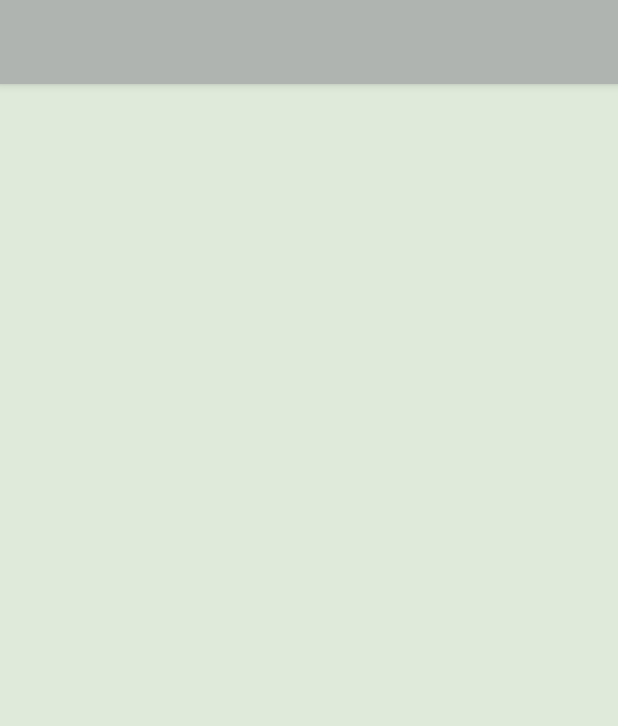
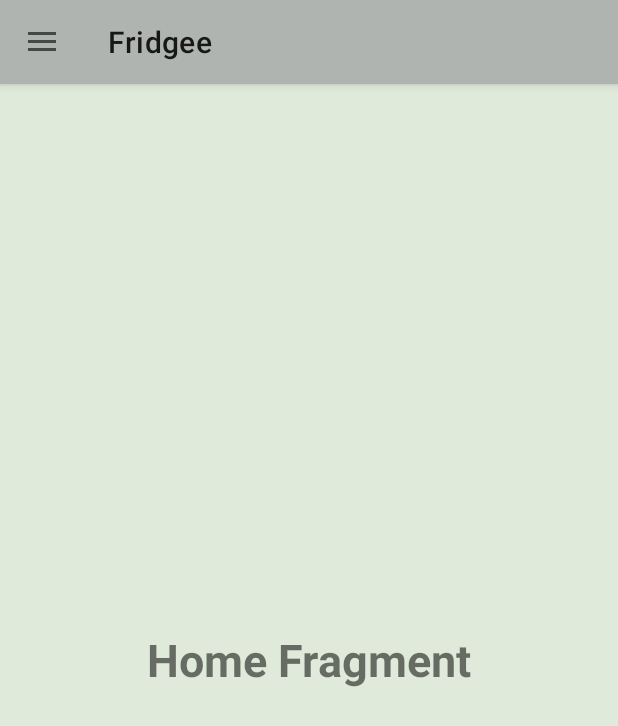
Before and after one commit to sebinsimon/Fridgee, an Android app: the MainActivity screen opened directly, with no data from a screen before it, on a phone screen of 412 x 824 dp. Shown: the top 726 px of the screen. Run offline under Robolectric (Android 15) with nearby library versions, the phone set to English and light mode, and no system bars.

Commit message:
Fragments and Navigation menu

```diff
--- a/app/src/main/java/com/example/fridgee/MainActivity.java
+++ b/app/src/main/java/com/example/fridgee/MainActivity.java
@@ -1,14 +1,84 @@
 package com.example.fridgee;
 
+import androidx.annotation.NonNull;
+import androidx.appcompat.app.ActionBarDrawerToggle;
 import androidx.appcompat.app.AppCompatActivity;
+import androidx.core.view.GravityCompat;
+import androidx.drawerlayout.widget.DrawerLayout;
 
 import android.os.Bundle;
+import android.view.MenuItem;
+import android.widget.Toast;
 
-public class MainActivity extends AppCompatActivity {
+import com.google.android.material.navigation.NavigationView;
+
+public class MainActivity extends AppCompatActivity implements  NavigationView.OnNavigationItemSelectedListener {
+
+    private DrawerLayout drawerLayout;
+    NavigationView navigationView;
+    ActionBarDrawerToggle actionBarDrawerToggle;
+
+    @Override
+    public boolean onOptionsItemSelected(@NonNull MenuItem item) {
+        if (actionBarDrawerToggle.onOptionsItemSelected(item)) {
+            return true;
+        }
+        return super.onOptionsItemSelected(item);
+    }
 
     @Override
     protected void onCreate(Bundle savedInstanceState) {
         super.onCreate(savedInstanceState);
         setContentView(R.layout.activity_main);
+
+        drawerLayout = findViewById(R.id.drawerLayout);
+        navigationView = findViewById(R.id.nav_menu);
+        androidx.appcompat.widget.Toolbar toolbar = findViewById(R.id.toolbar);
+        setSupportActionBar(toolbar);
+
+        navigationView.setNavigationItemSelectedListener(this);
+
+        ActionBarDrawerToggle toggle = new ActionBarDrawerToggle(this, drawerLayout, toolbar, R.string.open_nav, R.string.close_nav);
+
+        drawerLayout.addDrawerListener(toggle);
+        toggle.syncState();
+
+        if (savedInstanceState == null) {
+            getSupportFragmentManager().beginTransaction().replace(R.id.fragment_container, new HomeFragment()).commit();
+            navigationView.setCheckedItem(R.id.nav_home);
+        }
+    }
+
+    @Override
+    public boolean onNavigationItemSelected(@NonNull MenuItem item) {
+        switch (item.getItemId()) {
+            case R.id.nav_home:
+                getSupportFragmentManager().beginTransaction().replace(R.id.fragment_container, new HomeFragment()).commit();
+                break;
+
+            case R.id.nav_user:
+                getSupportFragmentManager().beginTransaction().replace(R.id.fragment_container, new UserProfileFragment()).commit();
+                break;
+
+            case R.id.nav_settings:
+                getSupportFragmentManager().beginTransaction().replace(R.id.fragment_container, new SettingsFragment()).commit();
+                break;
+
+            case R.id.nav_logout:
+                Toast.makeText(this, "User logout button have clicked", Toast.LENGTH_SHORT).show();
+                break;
+        }
+        drawerLayout.closeDrawer(GravityCompat.START);
+        return true;
+    }
+
+    @Override
+    public void onBackPressed() {
+        if (drawerLayout.isDrawerOpen(GravityCompat.START)){
+            drawerLayout.closeDrawer(GravityCompat.START);
+        }
+        else {
+            super.onBackPressed();
+        }
     }
 }
--- /dev/null
+++ b/app/src/main/res/drawable/baseline_home_24.xml
@@ -0,0 +1,5 @@
+<vector android:height="24dp" android:tint="#000000"
+    android:viewportHeight="24" android:viewportWidth="24"
+    android:width="24dp" xmlns:android="http://schemas.android.com/apk/res/android">
+    <path android:fillColor="@android:color/white" android:pathData="M10,20v-6h4v6h5v-8h3L12,3 2,12h3v8z"/>
+</vector>
--- /dev/null
+++ b/app/src/main/res/drawable/baseline_logout_24.xml
@@ -0,0 +1,5 @@
+<vector android:autoMirrored="true" android:height="24dp"
+    android:tint="#000000" android:viewportHeight="24"
+    android:viewportWidth="24" android:width="24dp" xmlns:android="http://schemas.android.com/apk/res/android">
+    <path android:fillColor="@android:color/white" android:pathData="M17,7l-1.41,1.41L18.17,11H8v2h10.17l-2.58,2.58L17,17l5,-5zM4,5h8V3H4c-1.1,0 -2,0.9 -2,2v14c0,1.1 0.9,2 2,2h8v-2H4V5z"/>
+</vector>
--- /dev/null
+++ b/app/src/main/res/drawable/baseline_person_24.xml
@@ -0,0 +1,5 @@
+<vector android:height="24dp" android:tint="#000000"
+    android:viewportHeight="24" android:viewportWidth="24"
+    android:width="24dp" xmlns:android="http://schemas.android.com/apk/res/android">
+    <path android:fillColor="@android:color/white" android:pathData="M12,12c2.21,0 4,-1.79 4,-4s-1.79,-4 -4,-4 -4,1.79 -4,4 1.79,4 4,4zM12,14c-2.67,0 -8,1.34 -8,4v2h16v-2c0,-2.66 -5.33,-4 -8,-4z"/>
+</vector>
--- /dev/null
+++ b/app/src/main/res/drawable/baseline_settings_24.xml
@@ -0,0 +1,5 @@
+<vector android:height="24dp" android:tint="#000000"
+    android:viewportHeight="24" android:viewportWidth="24"
+    android:width="24dp" xmlns:android="http://schemas.android.com/apk/res/android">
+    <path android:fillColor="@android:color/white" android:pathData="M19.14,12.94c0.04,-0.3 0.06,-0.61 0.06,-0.94c0,-0.32 -0.02,-0.64 -0.07,-0.94l2.03,-1.58c0.18,-0.14 0.23,-0.41 0.12,-0.61l-1.92,-3.32c-0.12,-0.22 -0.37,-0.29 -0.59,-0.22l-2.39,0.96c-0.5,-0.38 -1.03,-0.7 -1.62,-0.94L14.4,2.81c-0.04,-0.24 -0.24,-0.41 -0.48,-0.41h-3.84c-0.24,0 -0.43,0.17 -0.47,0.41L9.25,5.35C8.66,5.59 8.12,5.92 7.63,6.29L5.24,5.33c-0.22,-0.08 -0.47,0 -0.59,0.22L2.74,8.87C2.62,9.08 2.66,9.34 2.86,9.48l2.03,1.58C4.84,11.36 4.8,11.69 4.8,12s0.02,0.64 0.07,0.94l-2.03,1.58c-0.18,0.14 -0.23,0.41 -0.12,0.61l1.92,3.32c0.12,0.22 0.37,0.29 0.59,0.22l2.39,-0.96c0.5,0.38 1.03,0.7 1.62,0.94l0.36,2.54c0.05,0.24 0.24,0.41 0.48,0.41h3.84c0.24,0 0.44,-0.17 0.47,-0.41l0.36,-2.54c0.59,-0.24 1.13,-0.56 1.62,-0.94l2.39,0.96c0.22,0.08 0.47,0 0.59,-0.22l1.92,-3.32c0.12,-0.22 0.07,-0.47 -0.12,-0.61L19.14,12.94zM12,15.6c-1.98,0 -3.6,-1.62 -3.6,-3.6s1.62,-3.6 3.6,-3.6s3.6,1.62 3.6,3.6S13.98,15.6 12,15.6z"/>
+</vector>
--- a/app/src/main/res/layout/activity_forgot_password.xml
+++ b/app/src/main/res/layout/activity_forgot_password.xml
@@ -23,7 +23,7 @@
         android:id="@+id/textView2"
         android:layout_width="345dp"
         android:layout_height="93dp"
-        android:text="@string/enter_your_registered_email_below_to_receive_password_reset_link"
+        android:text="Enter your registered email id to reset your password"
         android:textSize="21dp"
         app:layout_constraintBottom_toBottomOf="parent"
         app:layout_constraintEnd_toEndOf="parent"
--- a/app/src/main/res/layout/activity_main.xml
+++ b/app/src/main/res/layout/activity_main.xml
@@ -35,7 +35,9 @@
         android:layout_height="match_parent"
         android:layout_gravity="start"
         android:fitsSystemWindows="true"
-        android:id="@+id/navigationView"
+        android:id="@+id/nav_menu"
+        app:menu="@menu/nav_menu"
+        app:itemIconTint="#B2D59C"
         app:headerLayout="@layout/header_layout">
     </com.google.android.material.navigation.NavigationView>
 
--- a/app/src/main/res/layout/fragment_home.xml
+++ b/app/src/main/res/layout/fragment_home.xml
@@ -1,5 +1,5 @@
 <?xml version="1.0" encoding="utf-8"?>
-<FrameLayout xmlns:android="http://schemas.android.com/apk/res/android"
+<RelativeLayout xmlns:android="http://schemas.android.com/apk/res/android"
     xmlns:tools="http://schemas.android.com/tools"
     android:layout_width="match_parent"
     android:layout_height="match_parent"
@@ -7,8 +7,11 @@
 
     <!-- TODO: Update blank fragment layout -->
     <TextView
-        android:layout_width="match_parent"
-        android:layout_height="match_parent"
-        android:text="@string/hello_blank_fragment" />
+        android:layout_width="wrap_content"
+        android:layout_height="wrap_content"
+        android:text="Home Fragment"
+        android:textSize="30dp"
+        android:textStyle="bold"
+        android:layout_centerInParent="true"/>
 
-</FrameLayout>
+</RelativeLayout>
--- /dev/null
+++ b/app/src/main/res/menu/nav_menu.xml
@@ -0,0 +1,43 @@
+<?xml version="1.0" encoding="utf-8"?>
+<menu xmlns:android="http://schemas.android.com/apk/res/android"
+    xmlns:tools="http://schemas.android.com/tools"
+    tools:showIn="navigation_view">
+
+    <group android:checkableBehavior="single">
+
+        <item android:id="@+id/nav_home"
+            android:title="Home"
+            android:icon="@drawable/baseline_home_24"/>
+
+        <item android:id="@+id/nav_user"
+            android:title="Profile"
+            android:icon="@drawable/baseline_person_24"/>
+
+        <item android:id="@+id/nav_settings"
+            android:title="Settings"
+            android:icon="@drawable/baseline_settings_24"/>
+
+        <item android:id="@+id/nav_logout"
+            android:title="Logout"
+            android:icon="@drawable/baseline_logout_24"/>
+
+        <item android:id="@+id/blank_field"
+            android:title=""/>
+
+    </group>
+
+    <item android:title="">
+
+        <menu>
+            <item android:id="@+id/info"
+                android:title="Build with"
+                android:icon="@drawable/heart_icon"/>
+
+            <item android:id="@+id/versionInfo"
+                android:title="Version 1.0.0"/>
+        </menu>
+
+
+    </item>
+
+</menu>
--- a/app/src/main/res/values/strings.xml
+++ b/app/src/main/res/values/strings.xml
@@ -1,6 +1,5 @@
 <resources>
     <string name="app_name">Fridgee</string>
-    <string name="enter_your_registered_email_below_to_receive_password_reset_link">Enter your registered email below to receive password reset link</string>
-    <!-- TODO: Remove or change this placeholder text -->
-    <string name="hello_blank_fragment">Hello blank fragment</string>
+    <string name="open_nav">Open Navigation Drawer</string>
+    <string name="close_nav">Close Navigation Drawer</string>
 </resources>
```
Also changed, not shown: app/src/main/res/layout/fragment_settings.xml (+9 -6 lines), app/src/main/res/layout/fragment_user_profile.xml (+9 -6 lines).
